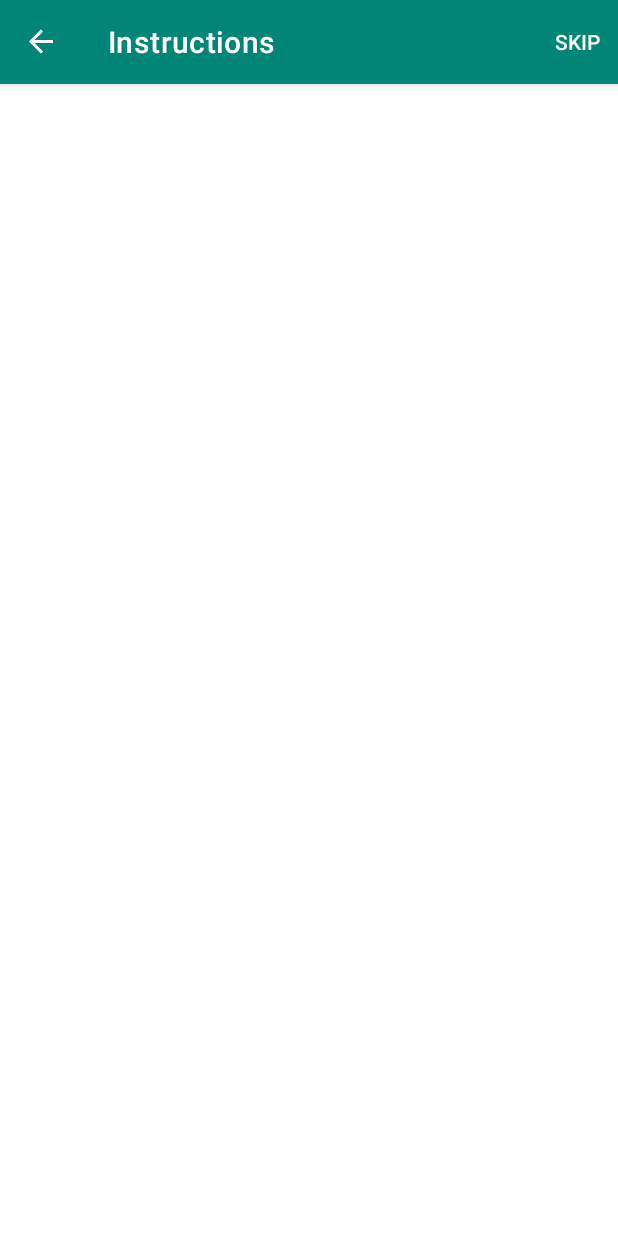
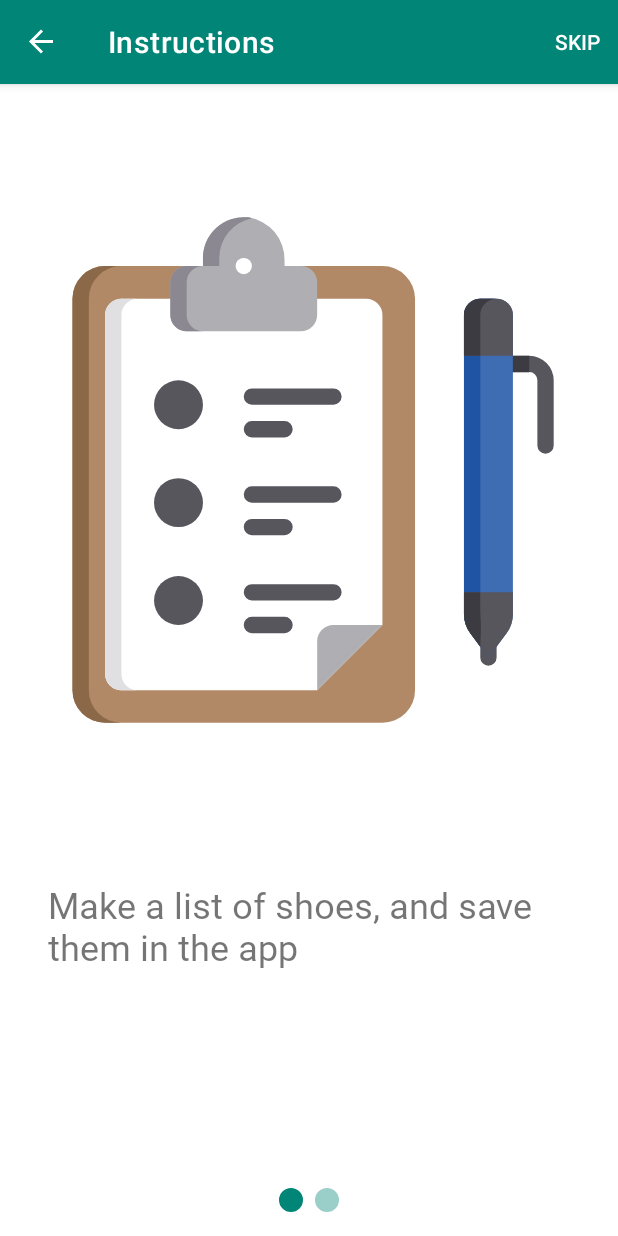
Before and after one commit to sergioat7/Udacity-ShoeStore, an Android app: the InstructionsFragment screen opened through its navigation route, on a phone screen of 412 x 824 dp. Run offline under Robolectric (Android 15) with nearby library versions, the phone set to English and light mode, and no system bars; our stand-ins replace Timber, data binding, navigation-ui.

Commit message:
Created Instructions view

```diff
--- /dev/null
+++ b/starter/app/src/main/java/com/udacity/shoestore/screens/instructions/InstructionsContentFragment.kt
@@ -0,0 +1,53 @@
+/*
+ * Copyright (c) 2021 Sergio Aragonés. All rights reserved.
+ * Created by Sergio Aragonés on 6/6/2021
+ */
+
+package com.udacity.shoestore.screens.instructions
+
+import android.os.Bundle
+import android.view.LayoutInflater
+import android.view.View
+import android.view.ViewGroup
+import androidx.core.content.res.ResourcesCompat
+import androidx.databinding.DataBindingUtil
+import androidx.fragment.app.Fragment
+import com.udacity.shoestore.R
+import com.udacity.shoestore.databinding.FragmentInstructionsContentBinding
+
+class InstructionsContentFragment : Fragment() {
+
+    private lateinit var binding: FragmentInstructionsContentBinding
+
+    companion object {
+        const val ARG_OBJECT = "position"
+    }
+
+    override fun onCreateView(
+        inflater: LayoutInflater, container: ViewGroup?,
+        savedInstanceState: Bundle?
+    ): View {
+        binding =
+            DataBindingUtil.inflate(
+                inflater,
+                R.layout.fragment_instructions_content,
+                container,
+                false
+            )
+        return binding.root
+    }
+
+    override fun onViewCreated(view: View, savedInstanceState: Bundle?) {
+        arguments?.takeIf { it.containsKey(ARG_OBJECT) }?.apply {
+
+            val position = getInt(ARG_OBJECT)
+            val imageId = if (position == 0) R.drawable.ic_list else R.drawable.add_shoe
+            val titleId =
+                if (position == 0) R.string.instructionsTitle1 else R.string.instructionsTitle2
+            with(binding) {
+                image = ResourcesCompat.getDrawable(resources, imageId, null)
+                title = getString(titleId)
+            }
+        }
+    }
+}
--- a/starter/app/src/main/java/com/udacity/shoestore/screens/instructions/InstructionsFragment.kt
+++ b/starter/app/src/main/java/com/udacity/shoestore/screens/instructions/InstructionsFragment.kt
@@ -9,6 +9,7 @@ import android.os.Bundle
 import android.view.*
 import androidx.fragment.app.Fragment
 import androidx.navigation.fragment.findNavController
+import com.google.android.material.tabs.TabLayoutMediator
 import com.udacity.shoestore.R
 import com.udacity.shoestore.databinding.FragmentInstructionsBinding
 
@@ -21,6 +22,11 @@ class InstructionsFragment : Fragment() {
         savedInstanceState: Bundle?
     ): View {
         binding = FragmentInstructionsBinding.inflate(layoutInflater, container, false)
+        with(binding) {
+            viewPager2Instructions.adapter = InstructionsPagerAdapter(this@InstructionsFragment)
+            TabLayoutMediator(tabLayoutInstructions, viewPager2Instructions) { _, _ ->
+            }.attach()
+        }
         setHasOptionsMenu(true)
         return binding.root
     }
--- /dev/null
+++ b/starter/app/src/main/java/com/udacity/shoestore/screens/instructions/InstructionsPagerAdapter.kt
@@ -0,0 +1,25 @@
+/*
+ * Copyright (c) 2021 Sergio Aragonés. All rights reserved.
+ * Created by Sergio Aragonés on 6/6/2021
+ */
+
+package com.udacity.shoestore.screens.instructions
+
+import android.os.Bundle
+import androidx.fragment.app.Fragment
+import androidx.viewpager2.adapter.FragmentStateAdapter
+import com.udacity.shoestore.screens.welcome.WelcomeContentFragment
+
+class InstructionsPagerAdapter(fragment: Fragment) : FragmentStateAdapter(fragment) {
+
+    override fun getItemCount(): Int = 2
+
+    override fun createFragment(position: Int): Fragment {
+
+        val fragment = InstructionsContentFragment()
+        fragment.arguments = Bundle().apply {
+            putInt(WelcomeContentFragment.ARG_OBJECT, position)
+        }
+        return fragment
+    }
+}
--- /dev/null
+++ b/starter/app/src/main/res/drawable/ic_list.xml
@@ -0,0 +1,66 @@
+<vector xmlns:android="http://schemas.android.com/apk/res/android"
+    android:width="32dp"
+    android:height="32dp"
+    android:viewportWidth="32"
+    android:viewportHeight="32">
+  <path
+      android:pathData="M27,28a0.4997,0.4997 0,0 1,-0.5 -0.5v-2a0.5,0.5 0,0 1,1 0v2A0.4997,0.4997 0,0 1,27 28Z"
+      android:fillColor="#58565d"/>
+  <path
+      android:pathData="M3.5,3.5L20.5,3.5A2,2 0,0 1,22.5 5.5L22.5,29.5A2,2 0,0 1,20.5 31.5L3.5,31.5A2,2 0,0 1,1.5 29.5L1.5,5.5A2,2 0,0 1,3.5 3.5z"
+      android:fillColor="#b28966"/>
+  <path
+      android:pathData="M2.5,29.5V5.5a2,2 0,0 1,2 -2h-1a2,2 0,0 0,-2 2v24a2,2 0,0 0,2 2h1A2,2 0,0 1,2.5 29.5Z"
+      android:fillColor="#8b6847"/>
+  <path
+      android:pathData="M16.5002,29.5H4.5a1,1 0,0 1,-1 -1V6.5a1,1 0,0 1,1 -1h15a1,1 0,0 1,1 1V25.4998"
+      android:fillColor="#fff"/>
+  <path
+      android:pathData="M4.5,28.5V6.5a1,1 0,0 1,1 -1h-1a1,1 0,0 0,-1 1v22a1,1 0,0 0,1 1h1A1,1 0,0 1,4.5 28.5Z"
+      android:fillColor="#e0e0e2"/>
+  <path
+      android:pathData="M14.5,3.5V3.1425A2.598,2.598 0,0 0,12.2578 0.5129,2.5005 2.5005,0 0,0 9.5,3v0.5h-1a1,1 0,0 0,-1 1v2a1,1 0,0 0,1 1h7a1,1 0,0 0,1 -1v-2a1,1 0,0 0,-1 -1Z"
+      android:fillColor="#afaeb3"/>
+  <path
+      android:pathData="M10.5,3A2.491,2.491 0,0 1,12.5023 0.5633a2.2613,2.2613 0,0 0,-0.2445 -0.0503A2.5005,2.5005 0,0 0,9.5 3v0.5h1zM8.5,6.5v-2a1,1 0,0 1,1 -1h-1a1,1 0,0 0,-1 1v2a1,1 0,0 0,1 1h1A1,1 0,0 1,8.5 6.5z"
+      android:fillColor="#8b8891"/>
+  <path
+      android:pathData="M12,3.5m-0.5,0a0.5,0.5 0,1 1,1 0a0.5,0.5 0,1 1,-1 0"
+      android:fillColor="#fff"/>
+  <path
+      android:pathData="M16.5,29.5v-3a1,1 0,0 1,1 -1h3Z"
+      android:fillColor="#afaeb3"/>
+  <path
+      android:pathData="M8,12m-1.5,0a1.5,1.5 0,1 1,3 0a1.5,1.5 0,1 1,-3 0"
+      android:fillColor="#58565d"/>
+  <path
+      android:pathData="M8,24m-1.5,0a1.5,1.5 0,1 1,3 0a1.5,1.5 0,1 1,-3 0"
+      android:fillColor="#58565d"/>
+  <path
+      android:pathData="M8,18m-1.5,0a1.5,1.5 0,1 1,3 0a1.5,1.5 0,1 1,-3 0"
+      android:fillColor="#58565d"/>
+  <path
+      android:pathData="M17.5,12h-5a0.5,0.5 0,0 1,0 -1h5a0.5,0.5 0,0 1,0 1zM14.5,14h-2a0.5,0.5 0,0 1,0 -1h2a0.5,0.5 0,0 1,0 1zM17.5,18h-5a0.5,0.5 0,0 1,0 -1h5a0.5,0.5 0,0 1,0 1zM14.5,20h-2a0.5,0.5 0,0 1,0 -1h2a0.5,0.5 0,0 1,0 1zM17.5,24h-5a0.5,0.5 0,0 1,0 -1h5a0.5,0.5 0,0 1,0 1zM14.5,26h-2a0.5,0.5 0,0 1,0 -1h2a0.5,0.5 0,0 1,0 1zM31,10.5v4a0.5,0.5 0,0 1,-1 0v-4a0.4951,0.4951 0,0 0,-0.5 -0.5h-1a0.5,0.5 0,0 1,0 -1h1A1.498,1.498 0,0 1,31 10.5z"
+      android:fillColor="#58565d"/>
+  <path
+      android:pathData="M28.5,6.5V24.83a1.9685,1.9685 0,0 1,-0.4 1.2l-0.6,0.8 -0.5,0.67 -0.5,-0.67 -0.6,-0.8a1.9685,1.9685 0,0 1,-0.4 -1.2V6.5a1.003,1.003 0,0 1,1 -1h1A1.003,1.003 0,0 1,28.5 6.5Z"
+      android:fillColor="#3f6db4"/>
+  <path
+      android:pathData="M26.5,24.83V6.5a1.003,1.003 0,0 1,1 -1h-1a1.003,1.003 0,0 0,-1 1V24.83a1.9685,1.9685 0,0 0,0.4 1.2l0.6,0.8 0.5,0.67 0.5,-0.67 -0.6,-0.8A1.9685,1.9685 0,0 1,26.5 24.83Z"
+      android:fillColor="#1f53a4"/>
+  <path
+      android:pathData="M28.5,9h1v1h-1z"
+      android:fillColor="#3c3b41"/>
+  <path
+      android:pathData="M28.5,23.5v1.33a1.9685,1.9685 0,0 1,-0.4 1.2L27,27.5l-1.1,-1.47a1.9685,1.9685 0,0 1,-0.4 -1.2V23.5Z"
+      android:fillColor="#58565d"/>
+  <path
+      android:pathData="M26.5,26.83l-0.6,-0.8a1.9686,1.9686 0,0 1,-0.4 -1.2V23.5h1c0,0.3171 -0.0066,0.6356 -0.0041,0.9519 0.0024,0.3131 0.0306,0.6246 0.0384,0.9377q0.012,0.4849 -0.0154,0.9697C26.5099,26.5162 26.5051,26.6729 26.5,26.83Z"
+      android:fillColor="#3c3b41"/>
+  <path
+      android:pathData="M28.5,6.5V9h-3V6.5a1.003,1.003 0,0 1,1 -1h1A1.003,1.003 0,0 1,28.5 6.5Z"
+      android:fillColor="#58565d"/>
+  <path
+      android:pathData="M27.5,5.5h-1a1.003,1.003 0,0 0,-1 1V9h1V6.5A1.003,1.003 0,0 1,27.5 5.5Z"
+      android:fillColor="#3c3b41"/>
+</vector>
--- a/starter/app/src/main/res/layout/fragment_instructions.xml
+++ b/starter/app/src/main/res/layout/fragment_instructions.xml
@@ -5,14 +5,37 @@
   -->
 
 <layout xmlns:android="http://schemas.android.com/apk/res/android"
+    xmlns:app="http://schemas.android.com/apk/res-auto"
     xmlns:tools="http://schemas.android.com/tools">
 
     <data>
 
     </data>
 
-    <FrameLayout
+    <androidx.constraintlayout.widget.ConstraintLayout
         android:layout_width="match_parent"
         android:layout_height="match_parent"
-        tools:context=".screens.instructions.InstructionsFragment" />
+        tools:context=".screens.instructions.InstructionsFragment">
+
+        <androidx.viewpager2.widget.ViewPager2
+            android:id="@+id/viewPager2Instructions"
+            android:layout_width="0dp"
+            android:layout_height="0dp"
+            app:layout_constraintBottom_toBottomOf="parent"
+            app:layout_constraintEnd_toEndOf="parent"
+            app:layout_constraintStart_toStartOf="parent"
+            app:layout_constraintTop_toTopOf="parent" />
+
+        <com.google.android.material.tabs.TabLayout
+            android:id="@+id/tabLayoutInstructions"
+            android:layout_width="wrap_content"
+            android:layout_height="wrap_content"
+            app:layout_constraintBottom_toBottomOf="parent"
+            app:layout_constraintEnd_toEndOf="parent"
+            app:layout_constraintStart_toStartOf="parent"
+            app:tabBackground="@drawable/dot_selector"
+            app:tabGravity="center"
+            app:tabIndicatorHeight="0dp" />
+
+    </androidx.constraintlayout.widget.ConstraintLayout>
 </layout>
--- /dev/null
+++ b/starter/app/src/main/res/layout/fragment_instructions_content.xml
@@ -0,0 +1,54 @@
+<?xml version="1.0" encoding="utf-8"?><!--
+  ~ Copyright (c) 2021 Sergio Aragonés. All rights reserved.
+  ~ Created by Sergio Aragonés on 6/6/2021
+  -->
+
+<layout xmlns:android="http://schemas.android.com/apk/res/android"
+    xmlns:app="http://schemas.android.com/apk/res-auto"
+    xmlns:tools="http://schemas.android.com/tools">
+
+    <data>
+
+        <variable
+            name="image"
+            type="android.graphics.drawable.Drawable" />
+
+        <variable
+            name="title"
+            type="String" />
+
+    </data>
+
+    <androidx.constraintlayout.widget.ConstraintLayout
+        android:layout_width="match_parent"
+        android:layout_height="match_parent"
+        android:paddingStart="@dimen/padding32dp"
+        android:paddingEnd="@dimen/padding32dp"
+        tools:context=".screens.instructions.InstructionsContentFragment">
+
+        <ImageView
+            android:layout_width="0dp"
+            android:layout_height="0dp"
+            android:layout_marginBottom="@dimen/margin16dp"
+            android:adjustViewBounds="true"
+            android:src="@{image}"
+            app:layout_constraintBottom_toTopOf="@+id/textViewInstructionsContent"
+            app:layout_constraintEnd_toEndOf="parent"
+            app:layout_constraintStart_toStartOf="parent"
+            app:layout_constraintTop_toTopOf="parent"
+            tools:src="@drawable/ic_list" />
+
+        <TextView
+            android:id="@+id/textViewInstructionsContent"
+            style="@style/Widget.ShoeStore.TextView.Welcome"
+            android:layout_width="wrap_content"
+            android:layout_height="wrap_content"
+            android:text="@{title}"
+            app:layout_constraintBottom_toBottomOf="parent"
+            app:layout_constraintEnd_toEndOf="parent"
+            app:layout_constraintStart_toStartOf="parent"
+            app:layout_constraintTop_toTopOf="parent"
+            app:layout_constraintVertical_bias="0.75"
+            tools:text="Instructions" />
+    </androidx.constraintlayout.widget.ConstraintLayout>
+</layout>
--- a/starter/app/src/main/res/values/strings.xml
+++ b/starter/app/src/main/res/values/strings.xml
@@ -13,4 +13,6 @@
     <string name="welcomeTitle1">Welcome to ShoeStore, the best store for \'Shousers\'</string>
     <string name="welcomeTitle2">In ShoeStore you can store all the shoes you want, as long as you do not close the app</string>
     <string name="skip">Skip</string>
+    <string name="instructionsTitle1">Make a list of shoes, and save them in the app</string>
+    <string name="instructionsTitle2">Add a new shoe with the name you want</string>
 </resources>
```
Also changed, not shown: starter/app/src/main/res/drawable/add_shoe.png (added).
